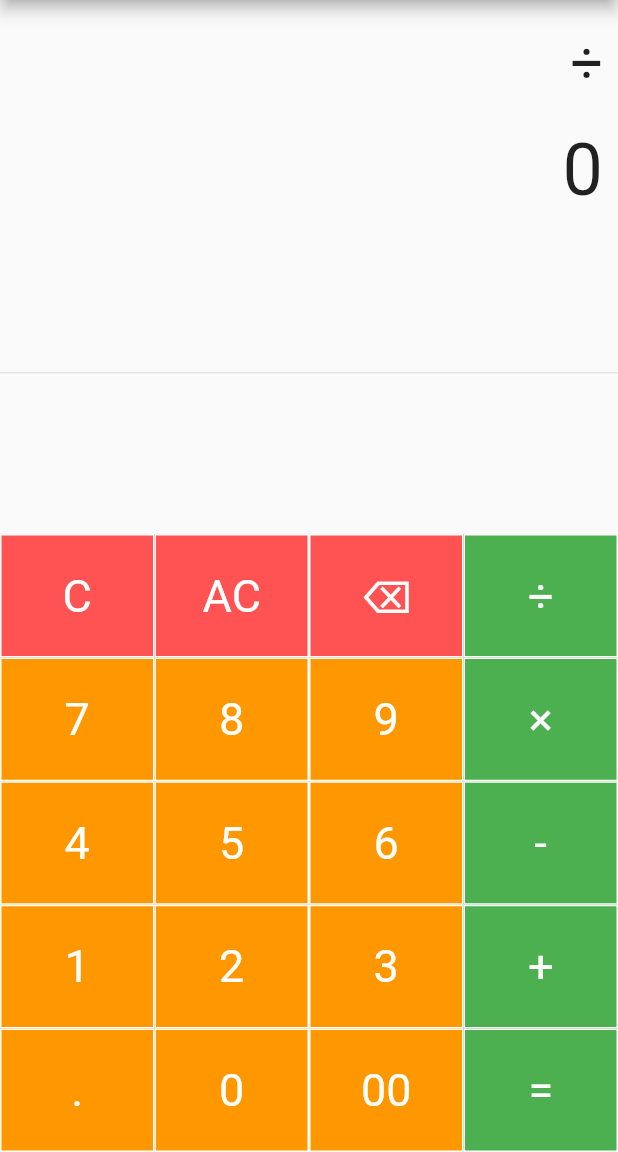
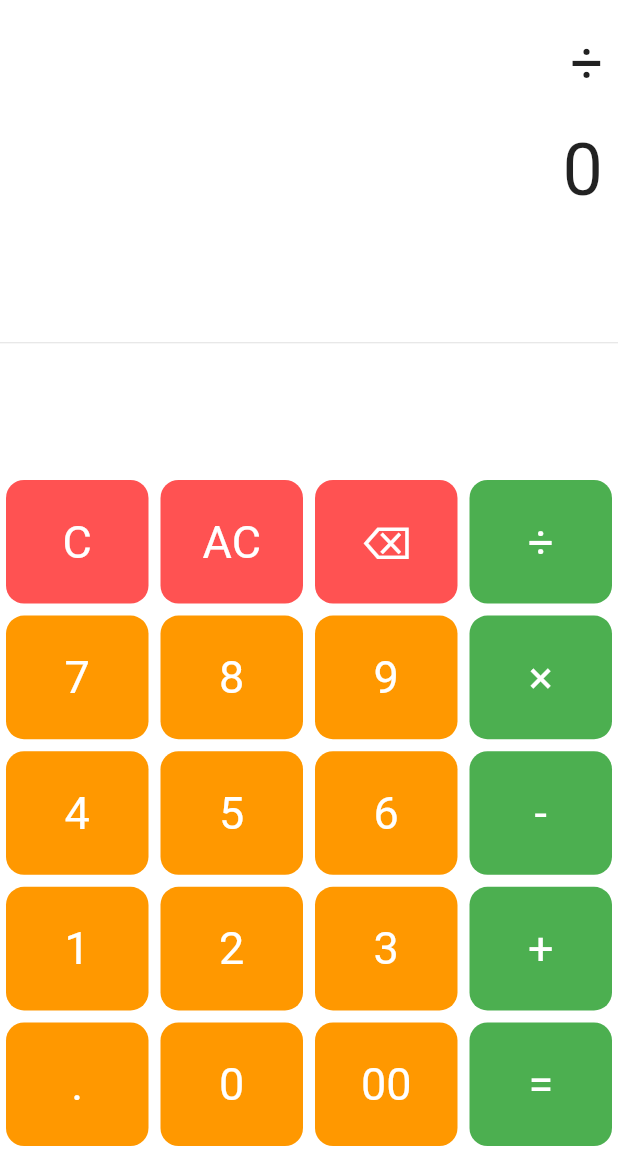
Before and after one commit to oGranny/Calculator, a Flutter app: the screen it shows after launch, after a tap on an icon or button, on a phone screen of 412 x 824 dp, the part 84-1236 px from its top. Run offline on Flutter 3.47's test engine with Material 2 defaults, Android fonts, the phone set to English and light mode, and no system bars; our stand-ins replace math_expressions.

Commit message:
added improvements to your calc

```diff
--- a/lib/Home.dart
+++ b/lib/Home.dart
@@ -5,8 +5,10 @@ class Home extends StatelessWidget {
   @override
   Widget build(BuildContext context) {
     return Scaffold(
+      backgroundColor: Colors.white,
       appBar: AppBar(
         backgroundColor: Colors.purple,
+        elevation: 0,
         title: Text(
           "Calculator",
           style: TextStyle(
@@ -35,14 +37,18 @@ class _BodyState extends State<Body> {
 
   Widget buildButton(
       String buttonText, double buttonHeight, Color buttonColor) {
-    return Container(
+    return Padding(
+      padding: const EdgeInsets.all(4),
+      child: Container(
         height: MediaQuery.of(context).size.height * 0.1 * buttonHeight,
+        decoration: BoxDecoration(
+          borderRadius: BorderRadius.circular(12),
           color: buttonColor,
+        ),
         child: FlatButton(
             shape: RoundedRectangleBorder(
-              borderRadius: BorderRadius.circular(0.0),
-              side: BorderSide(
-                  color: Colors.white, width: 1, style: BorderStyle.solid)),
+              borderRadius: BorderRadius.circular(12),
+            ),
             padding: EdgeInsets.all(16.0),
             onPressed: () => buttonPressed(buttonText),
             child: Text(
@@ -52,6 +58,7 @@ class _BodyState extends State<Body> {
                   fontWeight: FontWeight.normal,
                   color: Colors.white),
             )),
+      ),
     );
   }
 
@@ -81,7 +88,12 @@ class _BodyState extends State<Body> {
           Parser p = Parser();
           Expression exp = p.parse(expression);
           ContextModel cm = ContextModel();
-          result = "${exp.evaluate(EvaluationType.REAL, cm)}";
+          final _val = exp.evaluate(EvaluationType.REAL, cm);
+          if(_val.runtimeType==double){
+            result=_val.toStringAsFixed(_val.truncateToDouble() == _val ? 0 : 1);
+          }else{
+          result = "$_val";
+          }
         } catch (e) {
           result = "Err";
         }
```
Lines whose indentation alone changed are shown as unchanged.
